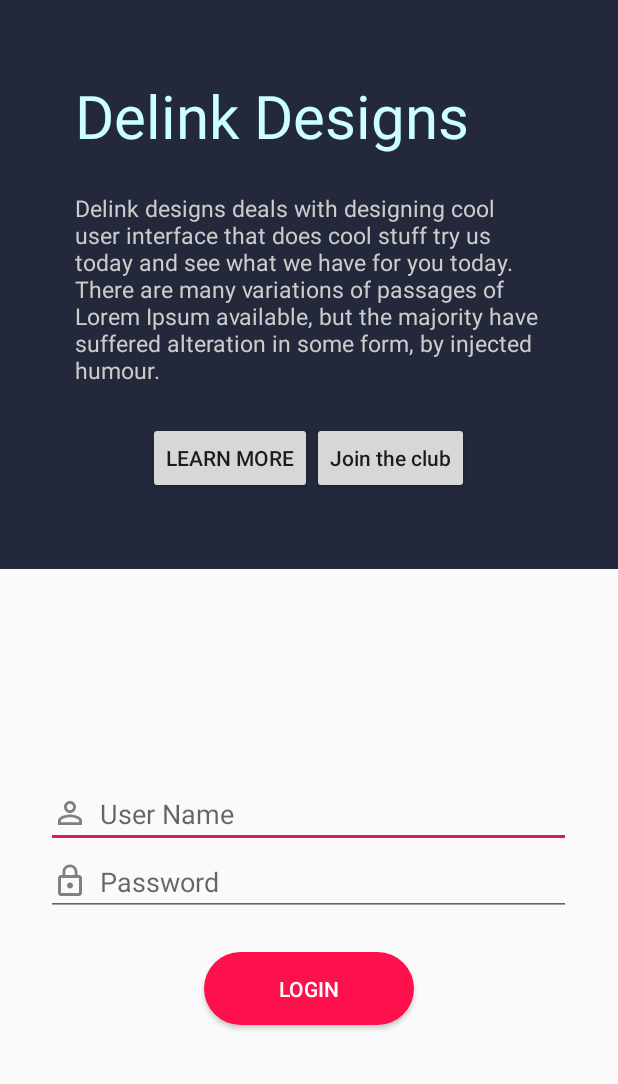
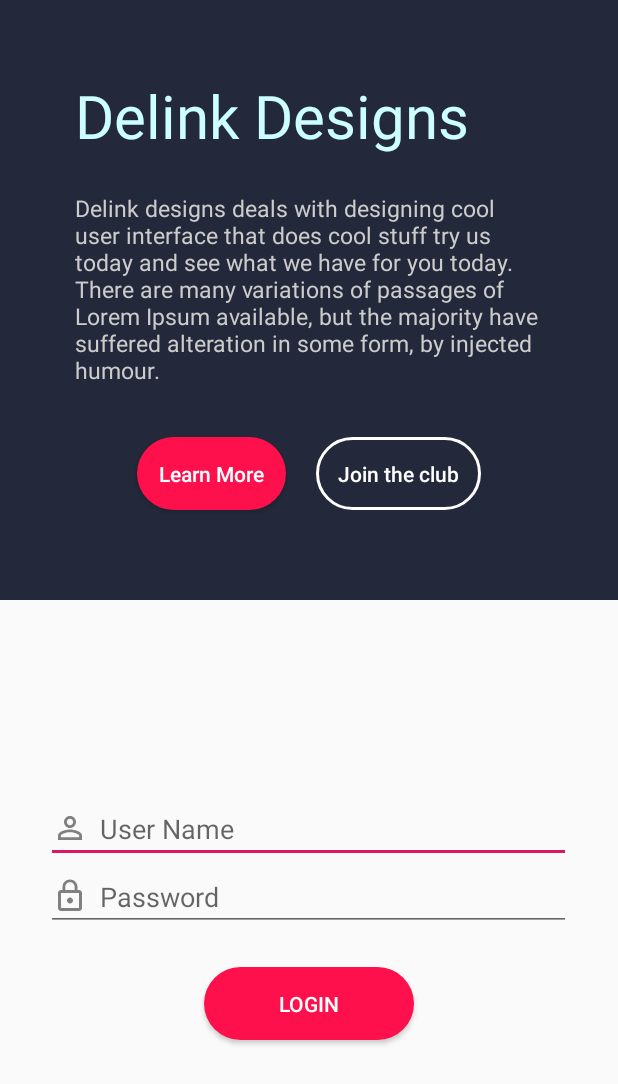
Before and after one commit to Delink-D/modern-login, an Android app: the screen it shows after launch (MainActivity), on a phone screen of 412 x 824 dp. Shown: the top 1084 px of the screen. Run offline under Robolectric (Android 15) with nearby library versions, the phone set to English and light mode, and no system bars.

Commit message:
implemented the background of the button and style

```diff
--- a/app/src/main/res/layout/activity_main.xml
+++ b/app/src/main/res/layout/activity_main.xml
@@ -37,15 +37,23 @@
             android:layout_gravity="center">
 
             <Button
+                android:id="@+id/btn_learn_more"
+                android:layout_margin="10dp"
                 android:layout_width="wrap_content"
                 android:layout_height="wrap_content"
-                android:text="Learn More"/>
+                android:text="Learn More"
+                android:textColor="#FFF"
                 android:textAllCaps="false"
+                android:background="@drawable/bg_btn_pink"/>
             <Button
+                android:id="@+id/btn_join_club"
+                android:layout_margin="10dp"
                 android:layout_width="wrap_content"
                 android:layout_height="wrap_content"
                 android:textAllCaps="false"
-                android:text="Join the club"/>
+                android:textColor="#FFF"
+                android:text="Join the club"
+                android:background="@drawable/bg_btn"/>
         </LinearLayout>
     </LinearLayout>
 
```
